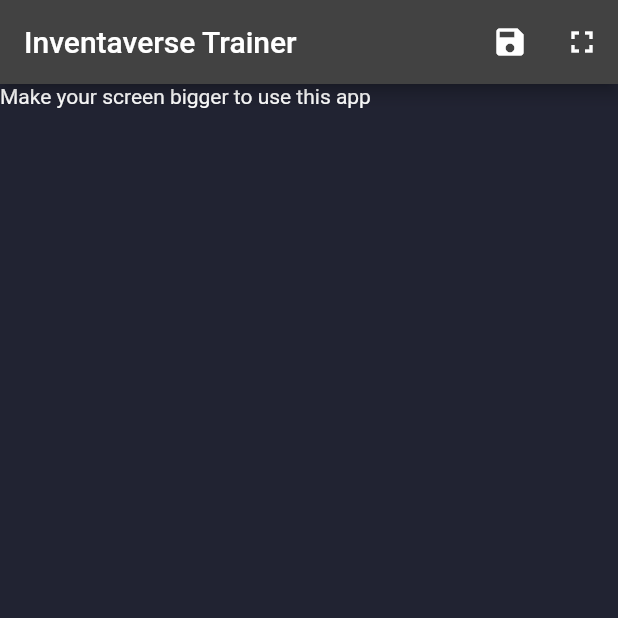
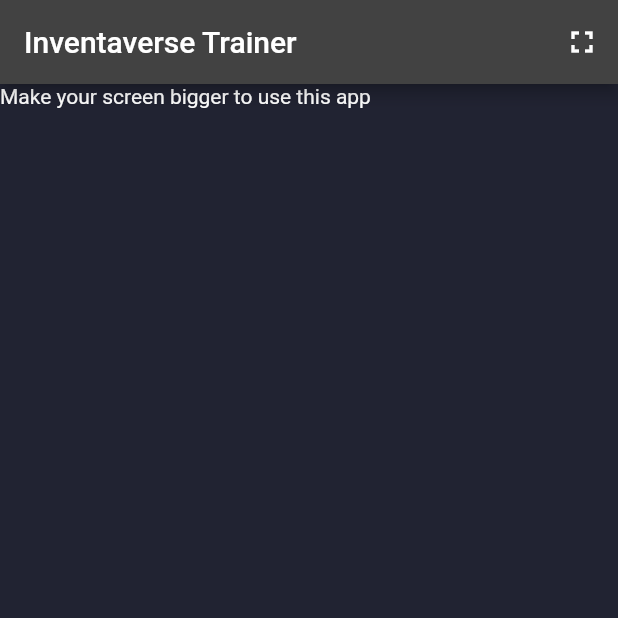
Before and after one commit to raulbojalil/inventaverse-trainer, a Flutter app: the screen it shows after launch, on a phone screen of 412 x 824 dp, the top half of it. Run offline on Flutter 3.47's test engine with Material 2 defaults, Android fonts, the phone set to English and light mode, and no system bars; missing offline and left inert: dart:js; statements that could not run were skipped.

Commit message:
Cleaned the code

```diff
--- a/lib/app_config.dart
+++ b/lib/app_config.dart
@@ -1,5 +1,4 @@
 import 'dart:convert';
-import 'package:flutter/services.dart';
 
 class AppConfig {
   final String apiUrl;
--- a/lib/main.dart
+++ b/lib/main.dart
@@ -22,7 +22,7 @@ class MyApp extends StatelessWidget {
         scaffoldBackgroundColor: primaryBgColor,
         canvasColor: secondaryColor,
       ),
-      home: MyHomePage(),
+      home: const MyHomePage(),
     );
   }
 }
--- a/lib/models/user_data.dart
+++ b/lib/models/user_data.dart
@@ -1,5 +1,3 @@
-import 'dart:convert';
-
 import 'package:inventaverse_trainer/models/user_profile.dart';
 
 class UserData {
--- a/lib/models/user_possessions.dart
+++ b/lib/models/user_possessions.dart
@@ -1,6 +1,4 @@
-import 'dart:convert';
 import 'dart:core';
-import 'dart:html';
 
 import 'package:inventaverse_trainer/models/stats.dart';
 import 'package:inventaverse_trainer/models/treasure.dart';
@@ -69,13 +67,13 @@ class UserPossessions {
         mentor = json["mentor"] ?? 1,
         treasure = Treasure.fromJson(json["treasure"] ?? "{ }"),
         progress = json["progress"] ?? 0,
-        mazes = json["mazes"] != null ? json["mazes"] : [],
-        fleet = json["fleet"] != null ? json["fleet"] : [],
-        loadouts = json["loadouts"] != null ? json["loadouts"] : [],
-        puzzles = json["puzzles"] != null ? json["puzzles"] : [],
-        history = json["history"] != null ? json["history"] : [],
-        campaign = json["campaign"] != null ? json["campaign"] : [],
-        sets = json["sets"] != null ? json["sets"] : [],
+        mazes = json["mazes"] ?? [],
+        fleet = json["fleet"] ?? [],
+        loadouts = json["loadouts"] ?? [],
+        puzzles = json["puzzles"] ?? [],
+        history = json["history"] ?? [],
+        campaign = json["campaign"] ?? [],
+        sets = json["sets"] ?? [],
         stats = Stats.fromJson(json["stats"]);
 
   Map<String, dynamic> toJson() {
--- a/lib/screens/main_screen.dart
+++ b/lib/screens/main_screen.dart
@@ -5,6 +5,7 @@ import 'package:inventaverse_trainer/api/users.dart';
 import 'package:inventaverse_trainer/components/artifacts_list.dart';
 import 'package:inventaverse_trainer/components/metadata_list.dart';
 import 'package:inventaverse_trainer/models/treasure.dart';
+// ignore: avoid_web_libraries_in_flutter
 import 'dart:js' as js;
 import 'package:inventaverse_trainer/models/user_data.dart';
 import 'package:inventaverse_trainer/models/user_profile.dart';
@@ -65,19 +66,20 @@ class _MainScreenState extends State<MainScreen> {
         _userData = UserData.fromJson(json.decode(data));
         _userData.userId = "";
       } catch (e) {
-        print("invalid data " + e.toString());
+        // ignore: avoid_print
+        print("invalid data $e");
       }
     });
   }
 
   @override
   Widget build(BuildContext context) {
-    final SetupDialog = AlertDialog(
+    final setupDialog = AlertDialog(
       elevation: 2,
       content: SingleChildScrollView(
         child: ListBody(
           children: [
-            Text(
+            const Text(
               "What is your Inventaverse User ID?",
               style: TextStyle(fontSize: 20),
             ),
@@ -87,14 +89,14 @@ class _MainScreenState extends State<MainScreen> {
               subtitle: Text(
                   "To get this, go to Developer tools -> Network tab, then Go to your homeworld, go back to Developer Tools and Filter by 'isHome' -> Copy the id from the URL of the api/User/XXXXXXXXXXXX?isHome=true endpoint. This is also known as localId by the game code."),
             ),
-            SizedBox(height: 30),
+            const SizedBox(height: 30),
             Image.asset(
               "assets/hint.png",
               height: 600,
             ),
             ListTile(
               title: TextFormField(
-                  decoration: InputDecoration(hintText: "Paste it here"),
+                  decoration: const InputDecoration(hintText: "Paste it here"),
                   initialValue: _userData.localId,
                   onChanged: (text) {
                     _userData.localId = text;
@@ -109,7 +111,7 @@ class _MainScreenState extends State<MainScreen> {
             ),
             ListTile(
               title: TextFormField(
-                  decoration: InputDecoration(hintText: "Paste it here"),
+                  decoration: const InputDecoration(hintText: "Paste it here"),
                   initialValue: _userData.cookie,
                   onChanged: (text) {
                     _userData.cookie = text;
@@ -126,6 +128,7 @@ class _MainScreenState extends State<MainScreen> {
                 final userProfile =
                     await UsersApi.getUser(_userData.localId, _userData.cookie);
 
+                // ignore: use_build_context_synchronously
                 showDialog(
                     barrierDismissible: false,
                     context: context,
@@ -137,11 +140,11 @@ class _MainScreenState extends State<MainScreen> {
                           child: ListBody(
                             children: [
                               ListTile(
-                                title: Text("Name"),
+                                title: const Text("Name"),
                                 subtitle: Text(userProfile.displayName),
                               ),
                               ListTile(
-                                title: Text("Group"),
+                                title: const Text("Group"),
                                 subtitle: Text(userProfile.groupName),
                               ),
                             ],
@@ -176,12 +179,13 @@ class _MainScreenState extends State<MainScreen> {
                 ]);
               }
             },
-            child: Text("Load data")),
+            child: const Text("Load data")),
       ],
     );
 
     return Scaffold(
       appBar: AppBar(title: const Text('Inventaverse Trainer'), actions: [
+        if (_userData.userId != "")
           IconButton(
             icon: const Icon(Icons.save),
             onPressed: () async {
@@ -203,15 +207,14 @@ class _MainScreenState extends State<MainScreen> {
         ),
       ]),
       body: ResponsiveContainer(
-          mobile: Text("Make your screen bigger to use this app"),
+          mobile: const Text("Make your screen bigger to use this app"),
           desktop: _userData.userId == ""
-              ? SetupDialog
+              ? setupDialog
               : Row(
                   crossAxisAlignment: CrossAxisAlignment.start,
                   children: [
                     Expanded(
                         flex: 2,
-                        child: Container(
                         child: MetadataList(
                             userData: _userData,
                             onChange: (userData) {
@@ -220,7 +223,7 @@ class _MainScreenState extends State<MainScreen> {
                               setState(() {
                                 _userData = userData;
                               });
-                                }))),
+                            })),
                     Expanded(
                         flex: 2,
                         child: Container(
```
Also changed, not shown: lib/components/artifacts_list.dart (+23 -24 lines), lib/components/metadata_list.dart (+14 -36 lines), assets/hint.png. Lines whose indentation alone changed are shown as unchanged.
